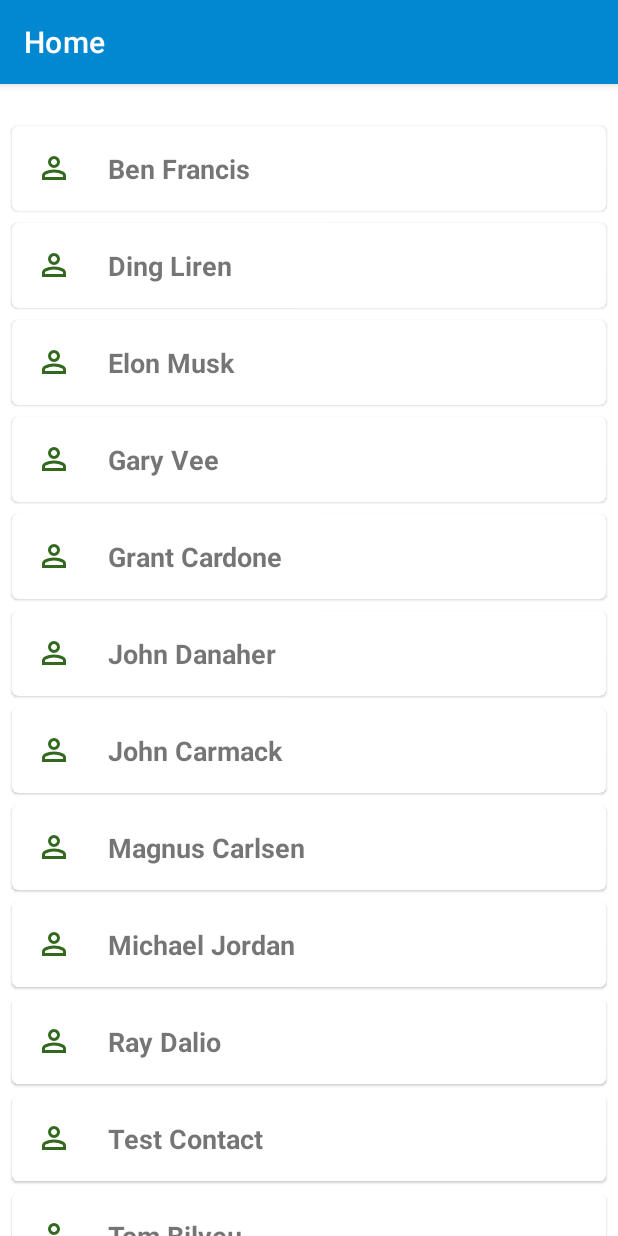
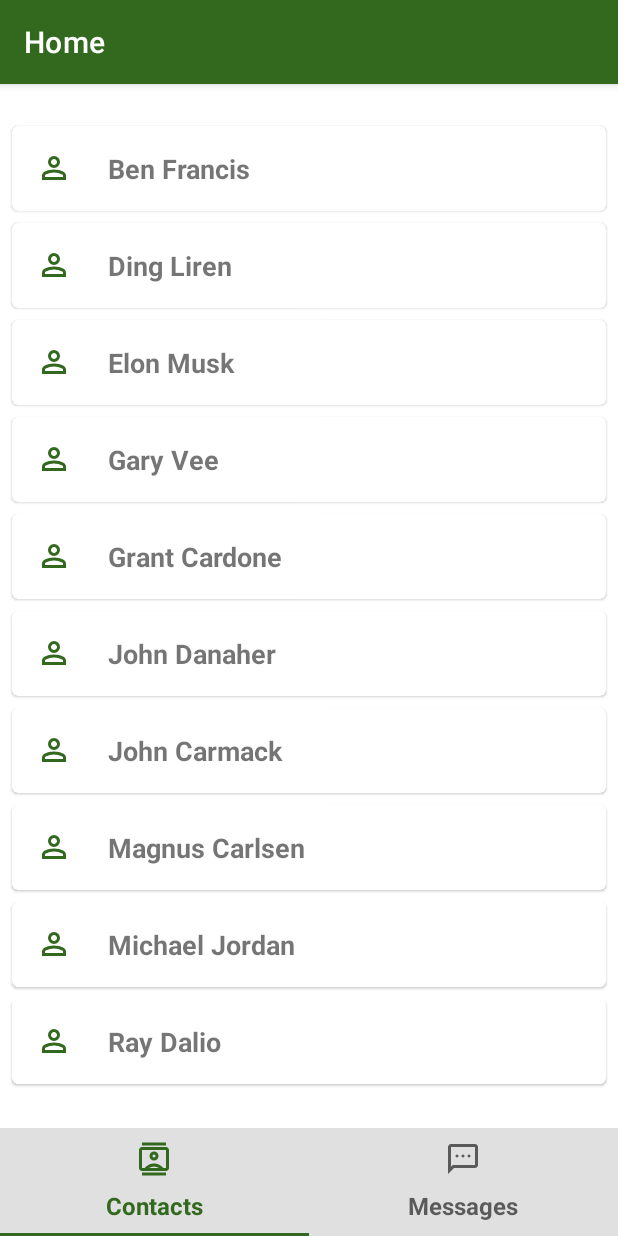
Before and after one commit to MansoorCM/ContactsOTP, an Android app: the screen it shows after launch (MainActivity), on a phone screen of 412 x 824 dp. Run offline under Robolectric (Android 15) with nearby library versions, the phone set to English and light mode, and no system bars; our stand-ins replace Room's generated code, Timber, data binding, navigation-ui.

Commit message:
Added option to switch between contacts and messages

```diff
--- /dev/null
+++ b/app/src/main/res/drawable/ic_action_contacts.xml
@@ -0,0 +1,10 @@
+<vector xmlns:android="http://schemas.android.com/apk/res/android"
+    android:width="24dp"
+    android:height="24dp"
+    android:viewportWidth="960"
+    android:viewportHeight="960"
+    android:tint="?attr/colorControlNormal">
+  <path
+      android:fillColor="@android:color/white"
+      android:pathData="M160,920L160,840L800,840L800,920L160,920ZM160,120L160,40L800,40L800,120L160,120ZM480,520Q530,520 565,485Q600,450 600,400Q600,350 565,315Q530,280 480,280Q430,280 395,315Q360,350 360,400Q360,450 395,485Q430,520 480,520ZM160,800Q127,800 103.5,776.5Q80,753 80,720L80,240Q80,207 103.5,183.5Q127,160 160,160L800,160Q833,160 856.5,183.5Q880,207 880,240L880,720Q880,753 856.5,776.5Q833,800 800,800L160,800ZM230,720Q275,664 339,632Q403,600 480,600Q557,600 621,632Q685,664 730,720L800,720Q800,720 800,720Q800,720 800,720L800,240Q800,240 800,240Q800,240 800,240L160,240Q160,240 160,240Q160,240 160,240L160,720Q160,720 160,720Q160,720 160,720L230,720ZM348,720L612,720Q583,700 549.5,690Q516,680 480,680Q444,680 410.5,690Q377,700 348,720ZM480,440Q463,440 451.5,428.5Q440,417 440,400Q440,383 451.5,371.5Q463,360 480,360Q497,360 508.5,371.5Q520,383 520,400Q520,417 508.5,428.5Q497,440 480,440ZM480,480L480,480Q480,480 480,480Q480,480 480,480L480,480Q480,480 480,480Q480,480 480,480L480,480Q480,480 480,480Q480,480 480,480L480,480Q480,480 480,480Q480,480 480,480L480,480Q480,480 480,480Q480,480 480,480Q480,480 480,480Q480,480 480,480Z"/>
+</vector>
--- /dev/null
+++ b/app/src/main/res/drawable/ic_action_sms.xml
@@ -0,0 +1,10 @@
+<vector xmlns:android="http://schemas.android.com/apk/res/android"
+    android:width="24dp"
+    android:height="24dp"
+    android:viewportWidth="960"
+    android:viewportHeight="960"
+    android:tint="?attr/colorControlNormal">
+  <path
+      android:fillColor="@android:color/white"
+      android:pathData="M320,440Q337,440 348.5,428.5Q360,417 360,400Q360,383 348.5,371.5Q337,360 320,360Q303,360 291.5,371.5Q280,383 280,400Q280,417 291.5,428.5Q303,440 320,440ZM480,440Q497,440 508.5,428.5Q520,417 520,400Q520,383 508.5,371.5Q497,360 480,360Q463,360 451.5,371.5Q440,383 440,400Q440,417 451.5,428.5Q463,440 480,440ZM640,440Q657,440 668.5,428.5Q680,417 680,400Q680,383 668.5,371.5Q657,360 640,360Q623,360 611.5,371.5Q600,383 600,400Q600,417 611.5,428.5Q623,440 640,440ZM80,880L80,160Q80,127 103.5,103.5Q127,80 160,80L800,80Q833,80 856.5,103.5Q880,127 880,160L880,640Q880,673 856.5,696.5Q833,720 800,720L240,720L80,880ZM160,687L207,640L800,640Q800,640 800,640Q800,640 800,640L800,160Q800,160 800,160Q800,160 800,160L160,160Q160,160 160,160Q160,160 160,160L160,687ZM160,160Q160,160 160,160Q160,160 160,160L160,160Q160,160 160,160Q160,160 160,160L160,640Q160,640 160,640Q160,640 160,640L160,640L160,687L160,160Z"/>
+</vector>
--- a/app/src/main/res/layout/fragment_contact.xml
+++ b/app/src/main/res/layout/fragment_contact.xml
@@ -22,6 +22,7 @@
             android:scrollbars="vertical"
             android:visibility="visible"
             app:layoutManager="LinearLayoutManager"
+            app:layout_constraintBottom_toTopOf="@id/tab_layout"
             app:layout_constraintTop_toTopOf="parent"
             tools:listitem="@layout/contact_list_item" />
 
@@ -35,8 +36,43 @@
             android:scrollbars="vertical"
             android:visibility="gone"
             app:layoutManager="LinearLayoutManager"
+            app:layout_constraintBottom_toTopOf="@id/tab_layout"
             app:layout_constraintTop_toTopOf="parent"
             tools:listitem="@layout/message_list_item" />
 
+        <com.google.android.material.textview.MaterialTextView
+            android:id="@+id/tv_messages_placeholder"
+            android:layout_width="match_parent"
+            android:layout_height="wrap_content"
+            android:layout_margin="@dimen/margin_large"
+            android:text="@string/message_list_placeholder_text"
+            android:visibility="gone"
+            app:layout_constraintBottom_toTopOf="@id/tab_layout"
+            app:layout_constraintTop_toTopOf="parent" />
+
+        <com.google.android.material.tabs.TabLayout
+            android:id="@+id/tab_layout"
+            android:layout_width="match_parent"
+            android:layout_height="wrap_content"
+            android:background="@color/grey_300"
+            app:layout_constraintBottom_toBottomOf="parent"
+            app:tabMode="fixed"
+            app:tabTextAppearance="@style/TabLayoutTextStyle">
+
+            <com.google.android.material.tabs.TabItem
+                android:id="@+id/tab_contacts"
+                android:layout_width="0dp"
+                android:layout_height="wrap_content"
+                android:icon="@drawable/ic_action_contacts"
+                android:text="@string/contacts" />
+
+            <com.google.android.material.tabs.TabItem
+                android:id="@+id/tab_messages"
+                android:layout_width="0dp"
+                android:layout_height="wrap_content"
+                android:icon="@drawable/ic_action_sms"
+                android:text="@string/messages" />
+        </com.google.android.material.tabs.TabLayout>
+
     </androidx.constraintlayout.widget.ConstraintLayout>
 </layout>
--- a/app/src/main/res/values/strings.xml
+++ b/app/src/main/res/values/strings.xml
@@ -5,4 +5,7 @@
     <string name="contactPhoneNumber">%1$s</string>
     <string name="timeOfCreation">Date: %1$s</string>
     <string name="OTPString">OTP: %1$d</string>
+    <string name="contacts">Contacts</string>
+    <string name="messages">Messages</string>
+    <string name="message_list_placeholder_text">Messages history is currently empty. Send new message to see the data</string>
 </resources>
--- a/app/src/main/res/values/styles.xml
+++ b/app/src/main/res/values/styles.xml
@@ -1,5 +1,10 @@
 <?xml version="1.0" encoding="utf-8"?>
 <resources>
+    <style name="TabLayoutTextStyle">
+        <item name="android:textSize">16sp</item>
+        <item name="android:textStyle">bold</item>
+    </style>
+
     <!-- TextView style -->
     <style name="Widget.Contacts.TextView" parent="Widget.MaterialComponents.TextView">
         <item name="android:gravity">center_vertical</item>
--- a/app/src/main/res/values/themes.xml
+++ b/app/src/main/res/values/themes.xml
@@ -2,12 +2,12 @@
     <!-- Base application theme. -->
     <style name="Theme.ContactsOTP" parent="Theme.MaterialComponents.DayNight.DarkActionBar">
         <!-- Primary brand color. -->
-        <item name="colorPrimary">@color/blue</item>
-        <item name="colorPrimaryVariant">@color/blue_dark</item>
+        <item name="colorPrimary">@color/green</item>
+        <item name="colorPrimaryVariant">@color/green_dark</item>
         <item name="colorOnPrimary">@color/white</item>
         <!-- Secondary brand color. -->
-        <item name="colorSecondary">@color/green</item>
-        <item name="colorSecondaryVariant">@color/green_dark</item>
+        <item name="colorSecondary">@color/blue</item>
+        <item name="colorSecondaryVariant">@color/blue_dark</item>
         <item name="colorOnSecondary">@color/black</item>
         <item name="android:statusBarColor">?attr/colorPrimaryVariant</item>
     </style>
```
Also changed, not shown: app/src/main/java/com/example/contactsotp/ContactFragment.kt (+62 -0 lines).
